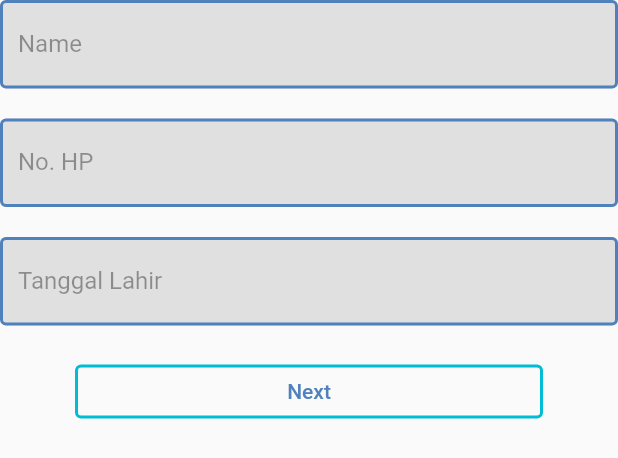
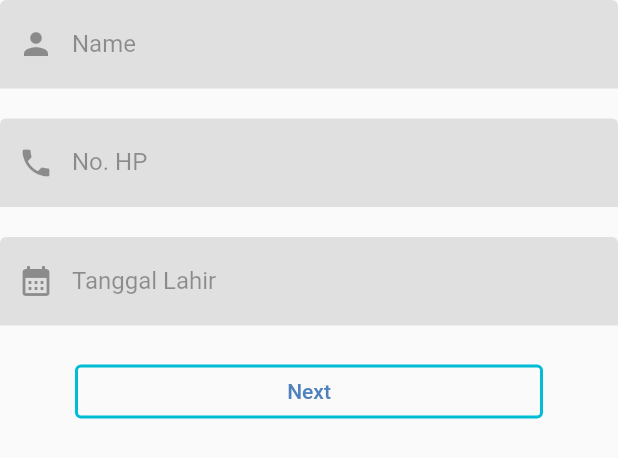
Before and after one commit to drewjya/bloc_advance, a Flutter app: the Body widget shown alone on an empty page, opened directly with empty values, on a phone screen of 412 x 824 dp. Shown: the top 458 px of the screen. Run offline on Flutter 3.47's test engine with Material 2 defaults, Android fonts, the phone set to English and light mode, and no system bars; our stand-ins replace bloc, equatable, file_picker, flutter_bloc, freezed_annotation, hive and 2 more; accounts and stored records are empty.

```diff
--- a/lib/blocs/auth/auth_state.dart
+++ b/lib/blocs/auth/auth_state.dart
@@ -2,11 +2,12 @@ part of 'auth_bloc.dart';
 
 @freezed
 class AuthState with _$AuthState {
-  const factory AuthState.initial() = AuthLoading;
-  const factory AuthState.load() = AuthLoaded;
+  const factory AuthState.initial({UserModel? usermodel}) = AuthLoading;
+  const factory AuthState.load({UserModel? user}) = AuthLoaded;
   const factory AuthState.login({required UserModel user}) = AuthSubmit;
   const factory AuthState.signup({required UserModel user}) = AuthSignup;
   const factory AuthState.success({required UserModel user}) = AuthSuccess;
   const factory AuthState.failed({String? message}) = AuthFailed;
   const factory AuthState.logout({required UserModel user}) = AuthLogout;
+  const factory AuthState.autologin() = AuthAuto;
 }
--- a/lib/blocs/customers/customers_bloc.dart
+++ b/lib/blocs/customers/customers_bloc.dart
@@ -46,6 +46,7 @@ class CustomersBloc extends Bloc<CustomersEvent, CustomersState> {
   void _onAddCustomers(AddCustomers event, Emitter<CustomersState> emit) async {
     await DbHelper.createCustomer(event.customer);
     var retrieve = await DbHelper.getCustomers();
+    emit(const CustomersSuccess());
     emit(CustomersLoaded(customers: retrieve));
   }
 
--- a/lib/blocs/customers/customers_state.dart
+++ b/lib/blocs/customers/customers_state.dart
@@ -4,7 +4,8 @@ part of 'customers_bloc.dart';
 class CustomersState with _$CustomersState {
   const factory CustomersState.initial() = CustomersLoading;
   const factory CustomersState.loaded(
-      {@Default(<Customers>[]) List<CustomerReceive> customers}) = CustomersLoaded;
+          {@Default(<Customers>[]) List<CustomerReceive> customers}) =
+      CustomersLoaded;
   const factory CustomersState.buttonVal({@Default(0) int value}) =
       CustomersButton;
   const factory CustomersState.addImage(
@@ -13,5 +14,5 @@ class CustomersState with _$CustomersState {
       @Default(null) String? path}) = CustomersAddButton;
   const factory CustomersState.failed({@Default(false) bool failed}) =
       CustomersFailed;
-
+  const factory CustomersState.success() = CustomersSuccess;
 }
--- a/lib/components/custom_text_field.dart
+++ b/lib/components/custom_text_field.dart
@@ -1,32 +1,5 @@
 import 'package:flutter/material.dart';
 import 'package:intl/intl.dart';
-
-class SliverCustomTextField extends StatelessWidget {
-  final String? text;
-  final bool? enabled;
-  final TextEditingController? controller;
-  final String? Function(String?)? validator;
-  final TextInputType? keyboardType;
-  const SliverCustomTextField(
-      {Key? key,
-      this.text,
-      this.enabled,
-      this.controller,
-      this.validator,
-      this.keyboardType})
-      : super(key: key);
-
-  @override
-  Widget build(BuildContext context) {
-    return SliverToBoxAdapter(
-      child: CustomTextField(
-          controller: controller,
-          validator: validator,
-          enabled: enabled,
-          text: text),
-    );
-  }
-}
 
 class CustomTextField extends StatelessWidget {
   const CustomTextField(
@@ -37,6 +10,7 @@ class CustomTextField extends StatelessWidget {
       this.text,
       this.keyboardType,
       this.autovalidateMode,
+      required this.icon,
       this.onTap})
       : super(key: key);
 
@@ -47,6 +21,7 @@ class CustomTextField extends StatelessWidget {
   final AutovalidateMode? autovalidateMode;
   final TextInputType? keyboardType;
   final VoidCallback? onTap;
+  final IconData icon;
 
   @override
   Widget build(BuildContext context) {
@@ -59,34 +34,11 @@ class CustomTextField extends StatelessWidget {
         autovalidateMode: autovalidateMode,
         keyboardType: keyboardType,
         decoration: InputDecoration(
+          prefixIcon: Icon(icon),
           fillColor:
               (enabled != null && enabled!) ? null : Colors.grey.shade300,
           filled: (enabled == null) ? false : (!enabled!),
           labelText: text,
-          border: OutlineInputBorder(
-            borderSide: BorderSide(
-              color: Theme.of(context).primaryColor,
-              width: 2,
-            ),
-          ),
-          enabledBorder: OutlineInputBorder(
-            borderSide: BorderSide(
-              color: Theme.of(context).primaryColor,
-              width: 2,
-            ),
-          ),
-          focusedBorder: OutlineInputBorder(
-            borderSide: BorderSide(
-              color: Theme.of(context).primaryColor,
-              width: 2,
-            ),
-          ),
-          disabledBorder: OutlineInputBorder(
-            borderSide: BorderSide(
-              color: Theme.of(context).primaryColor,
-              width: 2,
-            ),
-          ),
         ),
       ),
     );
@@ -141,33 +93,10 @@ class _DatePickerState extends State<DatePicker> {
               }
             : null,
         decoration: InputDecoration(
+          prefixIcon: const Icon(Icons.calendar_month),
           fillColor: (widget.enabled) ? null : Colors.grey.shade300,
           filled: (widget.enabled) ? false : (!widget.enabled),
           labelText: "Tanggal Lahir",
-          border: OutlineInputBorder(
-            borderSide: BorderSide(
-              color: Theme.of(context).primaryColor,
-              width: 2,
-            ),
-          ),
-          enabledBorder: OutlineInputBorder(
-            borderSide: BorderSide(
-              color: Theme.of(context).primaryColor,
-              width: 2,
-            ),
-          ),
-          focusedBorder: OutlineInputBorder(
-            borderSide: BorderSide(
-              color: Theme.of(context).primaryColor,
-              width: 2,
-            ),
-          ),
-          disabledBorder: OutlineInputBorder(
-            borderSide: BorderSide(
-              color: Theme.of(context).primaryColor,
-              width: 2,
-            ),
-          ),
         ),
       ),
     );
--- a/lib/main.dart
+++ b/lib/main.dart
@@ -30,6 +30,7 @@ class MyApp extends StatelessWidget {
         ),
       ],
       child: MaterialApp(
+        debugShowCheckedModeBanner: false,
         title: 'Flutter Demo',
         theme: ThemeData(
           primarySwatch: const Color(0xff4f81bd).toMaterialColor(),
--- a/lib/services/db_helper.dart
+++ b/lib/services/db_helper.dart
@@ -41,6 +41,12 @@ class DbHelper {
     return result.map((e) => CustomerReceive.fromMap(e)).toList();
   }
 
+  static Future<List> getUsers() async {
+    final db = await openDb();
+    final result = await db.query(UsersQuery.tableName);
+    return result;
+  }
+
   static Future<int?> login(UserModel userModel) async {
     final db = await openDb();
     List result = await db.query(UsersQuery.tableName,
```
Also changed, not shown: lib/blocs/auth/auth_bloc.dart (+26 -11 lines), lib/function/encode_password.dart (added, +7 -0 lines), lib/screens/add_screen.dart (+17 -5 lines), lib/screens/landing_screen.dart (+8 -1 lines), lib/screens/login_screen.dart (+17 -13 lines), lib/screens/signup_screen.dart (+12 -3 lines), lib/screens/welcome_screen.dart (+12 -1 lines), lib/services/session_helper.dart (+8 -3 lines), lib/blocs/auth/auth_bloc.freezed.dart, lib/blocs/customers/customers_bloc.freezed.dart.
